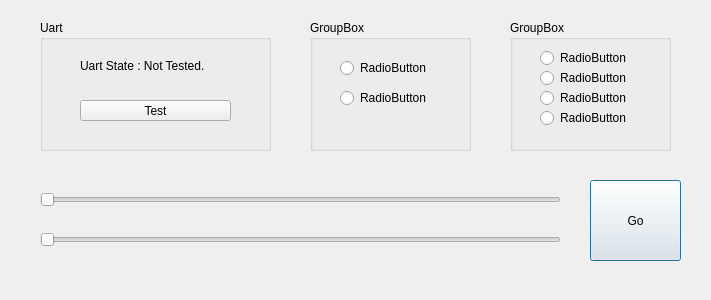
Old version of the form stepper_SCADA_win7/dialog.ui in the repository Mooophy/stepper-gui-control.
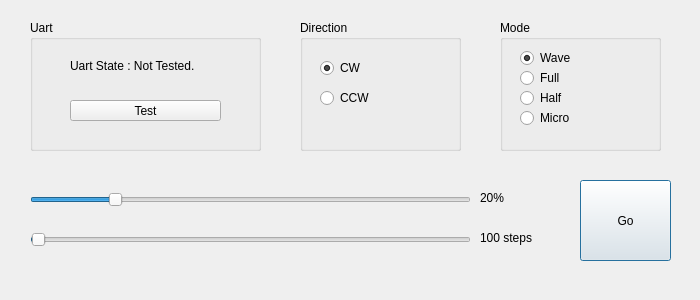
New version of the form.

Commit message: ui done  On branch win7 	modified:   stepper_SCADA_win7/dialog.cpp 	modified:   stepper_SCADA_win7/dialog.h 	modified:   stepper_SCADA_win7/dialog.ui

Diff of the .ui file:
```diff
--- a/stepper_SCADA_win7/dialog.ui
+++ b/stepper_SCADA_win7/dialog.ui
@@ -6,17 +6,29 @@
    <rect>
     <x>0</x>
     <y>0</y>
-    <width>711</width>
+    <width>700</width>
     <height>300</height>
    </rect>
   </property>
+  <property name="minimumSize">
+   <size>
+    <width>700</width>
+    <height>300</height>
+   </size>
+  </property>
+  <property name="maximumSize">
+   <size>
+    <width>700</width>
+    <height>300</height>
+   </size>
+  </property>
   <property name="windowTitle">
    <string>Dialog</string>
   </property>
   <widget class="QPushButton" name="pushButton">
    <property name="geometry">
     <rect>
-     <x>590</x>
+     <x>580</x>
      <y>180</y>
      <width>91</width>
      <height>81</height>
@@ -29,12 +41,27 @@
   <widget class="QSlider" name="horizontalSlider">
    <property name="geometry">
     <rect>
-     <x>40</x>
+     <x>30</x>
      <y>190</y>
-     <width>521</width>
+     <width>441</width>
      <height>19</height>
     </rect>
    </property>
+   <property name="toolTip">
+    <string>&lt;html&gt;&lt;head/&gt;&lt;body&gt;&lt;p&gt;Speed Input&lt;/p&gt;&lt;/body&gt;&lt;/html&gt;</string>
+   </property>
+   <property name="minimum">
+    <number>2</number>
+   </property>
+   <property name="maximum">
+    <number>100</number>
+   </property>
+   <property name="value">
+    <number>20</number>
+   </property>
+   <property name="sliderPosition">
+    <number>20</number>
+   </property>
    <property name="orientation">
     <enum>Qt::Horizontal</enum>
    </property>
@@ -42,116 +69,137 @@
   <widget class="QGroupBox" name="groupBox">
    <property name="geometry">
     <rect>
-     <x>510</x>
+     <x>500</x>
      <y>20</y>
      <width>161</width>
      <height>131</height>
     </rect>
    </property>
    <property name="title">
-    <string>GroupBox</string>
+    <string>Mode</string>
    </property>
    <widget class="QRadioButton" name="radioButton_4">
     <property name="geometry">
      <rect>
-      <x>30</x>
+      <x>20</x>
       <y>90</y>
       <width>89</width>
       <height>16</height>
      </rect>
     </property>
     <property name="text">
-     <string>RadioButton</string>
+     <string>Micro</string>
+    </property>
+    <property name="checked">
+     <bool>false</bool>
     </property>
    </widget>
    <widget class="QRadioButton" name="radioButton_2">
     <property name="geometry">
      <rect>
-      <x>30</x>
+      <x>20</x>
       <y>50</y>
       <width>89</width>
       <height>16</height>
      </rect>
     </property>
     <property name="text">
-     <string>RadioButton</string>
+     <string>Full</string>
     </property>
    </widget>
    <widget class="QRadioButton" name="radioButton_3">
     <property name="geometry">
      <rect>
-      <x>30</x>
+      <x>20</x>
       <y>70</y>
       <width>89</width>
       <height>16</height>
      </rect>
     </property>
     <property name="text">
-     <string>RadioButton</string>
+     <string>Half</string>
     </property>
    </widget>
    <widget class="QRadioButton" name="radioButton">
     <property name="geometry">
      <rect>
-      <x>30</x>
+      <x>20</x>
       <y>30</y>
       <width>89</width>
       <height>16</height>
      </rect>
     </property>
     <property name="text">
-     <string>RadioButton</string>
+     <string>Wave</string>
+    </property>
+    <property name="checked">
+     <bool>true</bool>
     </property>
    </widget>
   </widget>
   <widget class="QGroupBox" name="groupBox_2">
    <property name="geometry">
     <rect>
-     <x>310</x>
+     <x>300</x>
      <y>20</y>
      <width>161</width>
      <height>131</height>
     </rect>
    </property>
    <property name="title">
-    <string>GroupBox</string>
+    <string>Direction</string>
    </property>
    <widget class="QRadioButton" name="radioButton_5">
     <property name="geometry">
      <rect>
-      <x>30</x>
+      <x>20</x>
       <y>40</y>
       <width>89</width>
       <height>16</height>
      </rect>
     </property>
     <property name="text">
-     <string>RadioButton</string>
+     <string>CW</string>
+    </property>
+    <property name="checked">
+     <bool>true</bool>
     </property>
    </widget>
    <widget class="QRadioButton" name="radioButton_6">
     <property name="geometry">
      <rect>
-      <x>30</x>
+      <x>20</x>
       <y>70</y>
       <width>89</width>
       <height>16</height>
      </rect>
     </property>
     <property name="text">
-     <string>RadioButton</string>
+     <string>CCW</string>
     </property>
    </widget>
   </widget>
   <widget class="QSlider" name="horizontalSlider_2">
    <property name="geometry">
     <rect>
-     <x>40</x>
+     <x>30</x>
      <y>230</y>
-     <width>521</width>
+     <width>441</width>
      <height>19</height>
     </rect>
    </property>
+   <property name="toolTip">
+    <string>&lt;html&gt;&lt;head/&gt;&lt;body&gt;&lt;p&gt;Steps Input&lt;/p&gt;&lt;/body&gt;&lt;/html&gt;</string>
+   </property>
+   <property name="minimum">
+    <number>5</number>
+   </property>
+   <property name="maximum">
+    <number>60000</number>
+   </property>
+   <property name="value">
+    <number>100</number>
+   </property>
    <property name="orientation">
     <enum>Qt::Horizontal</enum>
    </property>
@@ -159,7 +207,7 @@
   <widget class="QGroupBox" name="groupBox_3">
    <property name="geometry">
     <rect>
-     <x>40</x>
+     <x>30</x>
      <y>20</y>
      <width>231</width>
      <height>131</height>
@@ -195,6 +243,32 @@
     </property>
    </widget>
   </widget>
+  <widget class="QLabel" name="label_speed">
+   <property name="geometry">
+    <rect>
+     <x>480</x>
+     <y>190</y>
+     <width>31</width>
+     <height>16</height>
+    </rect>
+   </property>
+   <property name="text">
+    <string>20%</string>
+   </property>
+  </widget>
+  <widget class="QLabel" name="label_steps">
+   <property name="geometry">
+    <rect>
+     <x>480</x>
+     <y>230</y>
+     <width>91</width>
+     <height>16</height>
+    </rect>
+   </property>
+   <property name="text">
+    <string>100 steps</string>
+   </property>
+  </widget>
  </widget>
  <layoutdefault spacing="6" margin="11"/>
  <resources/>
```
Left out of the diff: 56 changed lines with no effect on the pictures. The commit also changes 2 other files.
